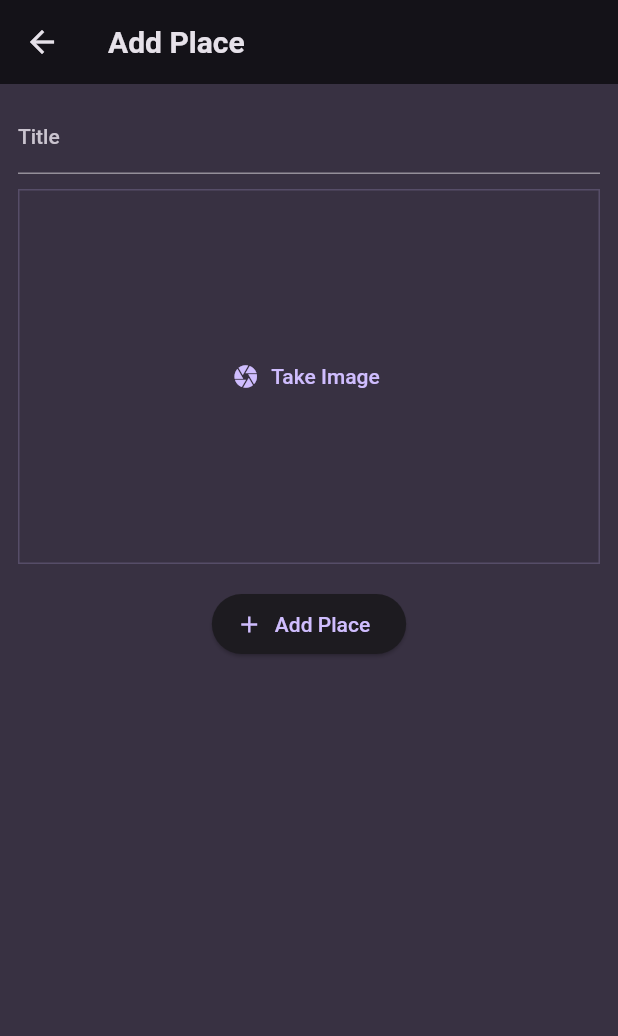
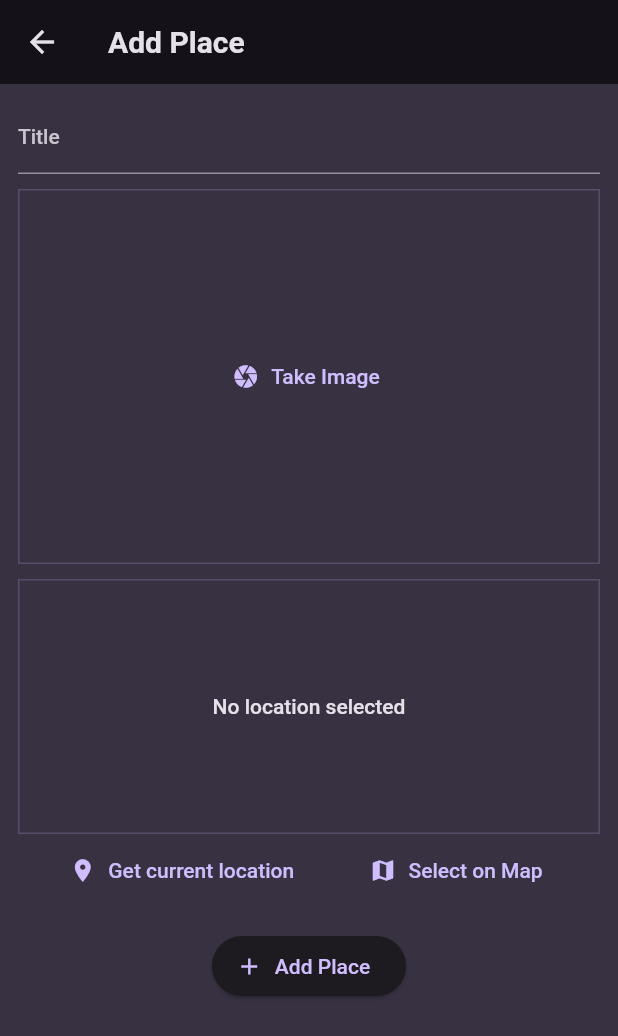
Before and after one commit to ammarabid29/flutterFavoriteSpacesApp, a Flutter app: the AddPlaceScreen screen opened directly, on a phone screen of 412 x 824 dp. Shown: the top 1036 px of the screen. Run offline on Flutter 3.47's test engine with Material 2 defaults, Android fonts, the phone set to English and light mode, and no system bars; our stand-ins replace flutter_riverpod, google_fonts, image_picker, location.

Commit message:
get user location

```diff
--- a/lib/models/place.dart
+++ b/lib/models/place.dart
@@ -4,10 +4,21 @@ import 'package:uuid/uuid.dart';
 
 const uuid = Uuid();
 
+class PlaceLocation {
+  final double latitude;
+  final double longitude;
+  final String address;
+
+  PlaceLocation(
+      {required this.latitude, required this.longitude, required this.address});
+}
+
 class Place {
   final String id;
   final String title;
   final File image;
+  final PlaceLocation location;
 
-  Place({required this.image, required this.title}) : id = uuid.v4();
+  Place({required this.location, required this.image, required this.title})
+      : id = uuid.v4();
 }
--- a/lib/providers/user_places.dart
+++ b/lib/providers/user_places.dart
@@ -6,8 +6,12 @@ import 'package:flutter_riverpod/flutter_riverpod.dart';
 class UserPlacesNotifier extends StateNotifier<List<Place>> {
   UserPlacesNotifier() : super([]);
 
-  void addPlace(String title, File image) {
-    final newPlace = Place(title: title, image: image);
+  void addPlace(String title, File image, PlaceLocation location) {
+    final newPlace = Place(
+      title: title,
+      image: image,
+      location: location,
+    );
     state = [newPlace, ...state];
   }
 }
--- a/lib/screens/add_place.dart
+++ b/lib/screens/add_place.dart
@@ -1,7 +1,9 @@
 import 'dart:io';
 
+import 'package:favorite_places/models/place.dart';
 import 'package:favorite_places/providers/user_places.dart';
 import 'package:favorite_places/widgets/image_input.dart';
+import 'package:favorite_places/widgets/location_input.dart';
 import 'package:flutter/material.dart';
 import 'package:flutter_riverpod/flutter_riverpod.dart';
 
@@ -15,6 +17,7 @@ class AddPlaceScreen extends ConsumerStatefulWidget {
 class _AddPlaceScreenState extends ConsumerState<AddPlaceScreen> {
   final _titleController = TextEditingController();
   File? _selectedImage;
+  PlaceLocation? _selectedLocation;
 
   @override
   void dispose() {
@@ -24,13 +27,15 @@ class _AddPlaceScreenState extends ConsumerState<AddPlaceScreen> {
 
   void _savePlace() {
     final enteredTitle = _titleController.text;
-    if (enteredTitle.isEmpty || _selectedImage == null) {
+    if (enteredTitle.isEmpty ||
+        _selectedImage == null ||
+        _selectedLocation == null) {
       return;
     }
 
     ref
         .read(userPlacesProvider.notifier)
-        .addPlace(enteredTitle, _selectedImage!);
+        .addPlace(enteredTitle, _selectedImage!, _selectedLocation!);
     Navigator.pop(context);
   }
 
@@ -56,6 +61,12 @@ class _AddPlaceScreenState extends ConsumerState<AddPlaceScreen> {
                 _selectedImage = image;
               },
             ),
+            const SizedBox(height: 10),
+            LocationInput(
+              onSelectLocation: (location) {
+                _selectedLocation = location;
+              },
+            ),
             const SizedBox(height: 16),
             ElevatedButton.icon(
               onPressed: _savePlace,
--- /dev/null
+++ b/lib/widgets/location_input.dart
@@ -0,0 +1,142 @@
+import 'dart:convert';
+
+import 'package:favorite_places/models/place.dart';
+import 'package:flutter/material.dart';
+import 'package:location/location.dart';
+import 'package:http/http.dart' as http;
+
+class LocationInput extends StatefulWidget {
+  final void Function(PlaceLocation location) onSelectLocation;
+  const LocationInput({super.key, required this.onSelectLocation});
+
+  @override
+  State<LocationInput> createState() => _LocationInputState();
+}
+
+class _LocationInputState extends State<LocationInput> {
+  PlaceLocation? _pickedLocation;
+  var _isGettingLocation = false;
+
+  String get locationImage {
+    if (_pickedLocation == null) {
+      return '';
+    }
+    final lat = _pickedLocation!.latitude;
+    final lng = _pickedLocation!.longitude;
+    return "https://maps.googleapis.com/maps/api/staticmap?center=$lat,$lng=&zoom=16&size=600x300&maptype=roadmap&markers=color:red%7Clabel:A%7C$lat,$lng&key=key=AIzaSyA9-EBAXa1Yl-cWN4Q27S4mxeDKqZc3nlI";
+  }
+
+  void _getCurrentLocation() async {
+    Location location = Location();
+
+    bool serviceEnabled;
+    PermissionStatus permissionGranted;
+    LocationData locationData;
+
+    serviceEnabled = await location.serviceEnabled();
+    if (!serviceEnabled) {
+      serviceEnabled = await location.requestService();
+      if (!serviceEnabled) {
+        return;
+      }
+    }
+
+    permissionGranted = await location.hasPermission();
+    if (permissionGranted == PermissionStatus.denied) {
+      permissionGranted = await location.requestPermission();
+      if (permissionGranted != PermissionStatus.granted) {
+        return;
+      }
+    }
+
+    setState(() {
+      _isGettingLocation = true;
+    });
+
+    locationData = await location.getLocation();
+    final lat = locationData.latitude;
+    final lng = locationData.longitude;
+
+    if (lat == null || lng == null) {
+      return;
+    }
+
+    final url = Uri.parse(
+        "https://maps.googleapis.com/maps/api/geocode/json?latlng=$lat,$lng&key=AIzaSyA9-EBAXa1Yl-cWN4Q27S4mxeDKqZc3nlI ");
+    final response = await http.get(url);
+    // print(response.body);
+    final resData = json.decode(response.body);
+    final address = resData['results'][0]['formatted_address'];
+
+    setState(() {
+      _pickedLocation = PlaceLocation(
+        latitude: lat,
+        longitude: lng,
+        address: address,
+      );
+      _isGettingLocation = false;
+    });
+
+    // print(locationData.latitude);
+    // print(locationData.longitude);
+
+    widget.onSelectLocation(_pickedLocation!);
+  }
+
+  @override
+  Widget build(BuildContext context) {
+    Widget previewContent = Text(
+      "No location selected",
+      textAlign: TextAlign.center,
+      style: Theme.of(context)
+          .textTheme
+          .bodyLarge!
+          .copyWith(color: Theme.of(context).colorScheme.onBackground),
+    );
+
+    if (_pickedLocation != null) {
+      previewContent = Image.network(
+        locationImage,
+        fit: BoxFit.cover,
+        width: double.infinity,
+        height: double.infinity,
+      );
+    }
+
+    if (_isGettingLocation) {
+      previewContent = const CircularProgressIndicator();
+    }
+
+    return Column(
+      children: [
+        Container(
+          height: 170,
+          width: double.infinity,
+          decoration: BoxDecoration(
+            border: Border.all(
+              width: 1,
+              color: Theme.of(context).colorScheme.primary.withOpacity(0.2),
+            ),
+          ),
+          alignment: Alignment.center,
+          child: previewContent,
+        ),
+        Row(
+          mainAxisAlignment: MainAxisAlignment.spaceEvenly,
+          children: [
+            TextButton.icon(
+              onPressed: _getCurrentLocation,
+              icon: const Icon(Icons.location_on),
+              label: const Text("Get current location"),
+            ),
+            TextButton.icon(
+              onPressed: () {},
+              icon: const Icon(Icons.map),
+              label: const Text("Select on Map"),
+            ),
+          ],
+        )
+      ],
+    );
+  }
+}
--- a/lib/widgets/places_list.dart
+++ b/lib/widgets/places_list.dart
@@ -34,6 +34,12 @@ class PlacesList extends StatelessWidget {
                   .titleMedium!
                   .copyWith(color: Theme.of(context).colorScheme.onBackground),
             ),
+            subtitle: Text(
+              places[index].location.address,
+              style: Theme.of(context).textTheme.bodySmall!.copyWith(
+                    color: Theme.of(context).colorScheme.onBackground,
+                  ),
+            ),
             onTap: () {
               Navigator.of(context).push(
                 MaterialPageRoute(
--- a/pubspec.yaml
+++ b/pubspec.yaml
@@ -39,6 +39,8 @@ dependencies:
   uuid: ^4.1.0
   flutter_riverpod: ^2.4.1
   image_picker: ^1.0.4
+  location: ^5.0.3
+  http: ^1.1.0
 
 dev_dependencies:
   flutter_test:
```
Also changed, not shown: lib/screens/place_detail.dart (+43 -0 lines), pubspec.lock, 2 other files.
